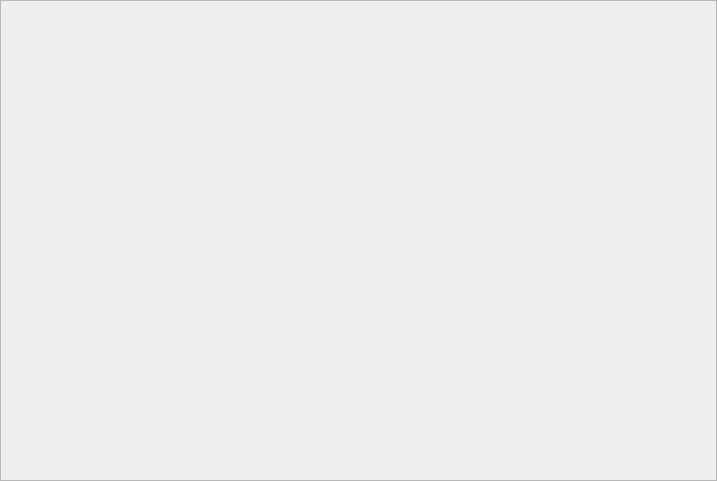
This is ui/frameClient.ui in KaneRoot/ihmsem6a as Qt 5 draws it before an edit. The edited form follows.
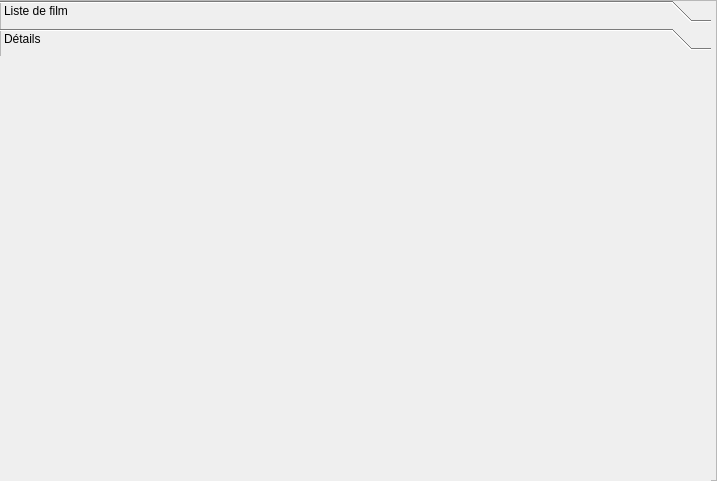
This is the edited form.

Patch:
```diff
--- a/ui/frameClient.ui
+++ b/ui/frameClient.ui
@@ -19,6 +19,60 @@
   <property name="frameShadow">
    <enum>QFrame::Raised</enum>
   </property>
+  <widget class="QToolBox" name="toolBox">
+   <property name="enabled">
+    <bool>true</bool>
+   </property>
+   <property name="geometry">
+    <rect>
+     <x>0</x>
+     <y>0</y>
+     <width>711</width>
+     <height>481</height>
+    </rect>
+   </property>
+   <property name="frameShape">
+    <enum>QFrame::NoFrame</enum>
+   </property>
+   <property name="frameShadow">
+    <enum>QFrame::Raised</enum>
+   </property>
+   <property name="currentIndex">
+    <number>1</number>
+   </property>
+   <widget class="QWidget" name="liste">
+    <property name="enabled">
+     <bool>false</bool>
+    </property>
+    <property name="geometry">
+     <rect>
+      <x>0</x>
+      <y>0</y>
+      <width>701</width>
+      <height>417</height>
+     </rect>
+    </property>
+    <attribute name="label">
+     <string>Liste de film</string>
+    </attribute>
+   </widget>
+   <widget class="QWidget" name="detail">
+    <property name="enabled">
+     <bool>false</bool>
+    </property>
+    <property name="geometry">
+     <rect>
+      <x>0</x>
+      <y>0</y>
+      <width>701</width>
+      <height>417</height>
+     </rect>
+    </property>
+    <attribute name="label">
+     <string>Détails</string>
+    </attribute>
+   </widget>
+  </widget>
  </widget>
  <resources/>
  <connections/>
```
